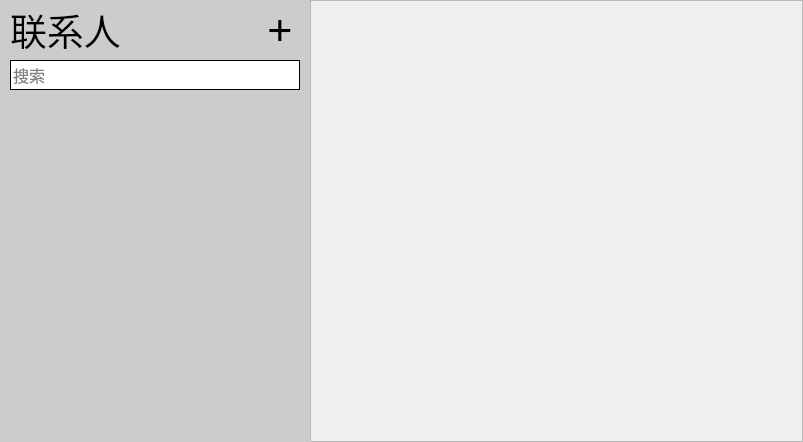
Old version of the form 课设/DataBaseSystemCurriculumDesign/DataBaseSystemCurriculumDesign/Resources/AdressesWidget.ui in the repository fuookami/DatabaseSystemCurriculumDesign.
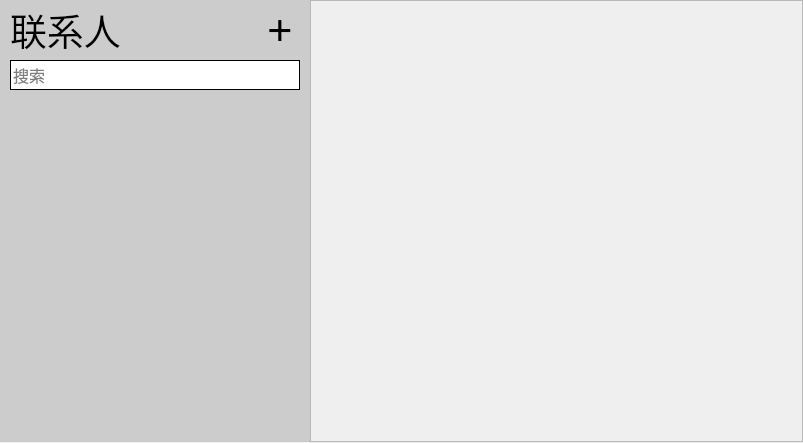
New version of the form.

Patch:
```diff
--- a/课设/DataBaseSystemCurriculumDesign/DataBaseSystemCurriculumDesign/Resources/AdressesWidget.ui
+++ b/课设/DataBaseSystemCurriculumDesign/DataBaseSystemCurriculumDesign/Resources/AdressesWidget.ui
@@ -7,7 +7,7 @@
     <x>0</x>
     <y>0</y>
     <width>803</width>
-    <height>442</height>
+    <height>443</height>
    </rect>
   </property>
   <property name="windowTitle">
```
Left out of the diff: 5 changed lines with no effect on the pictures.
